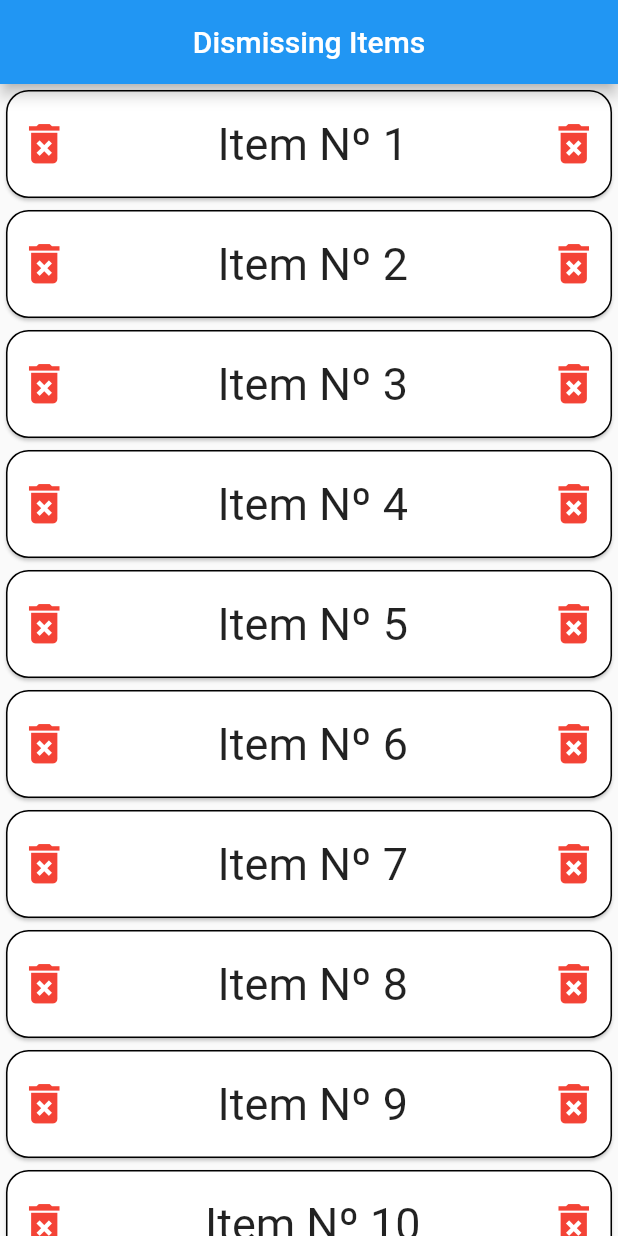
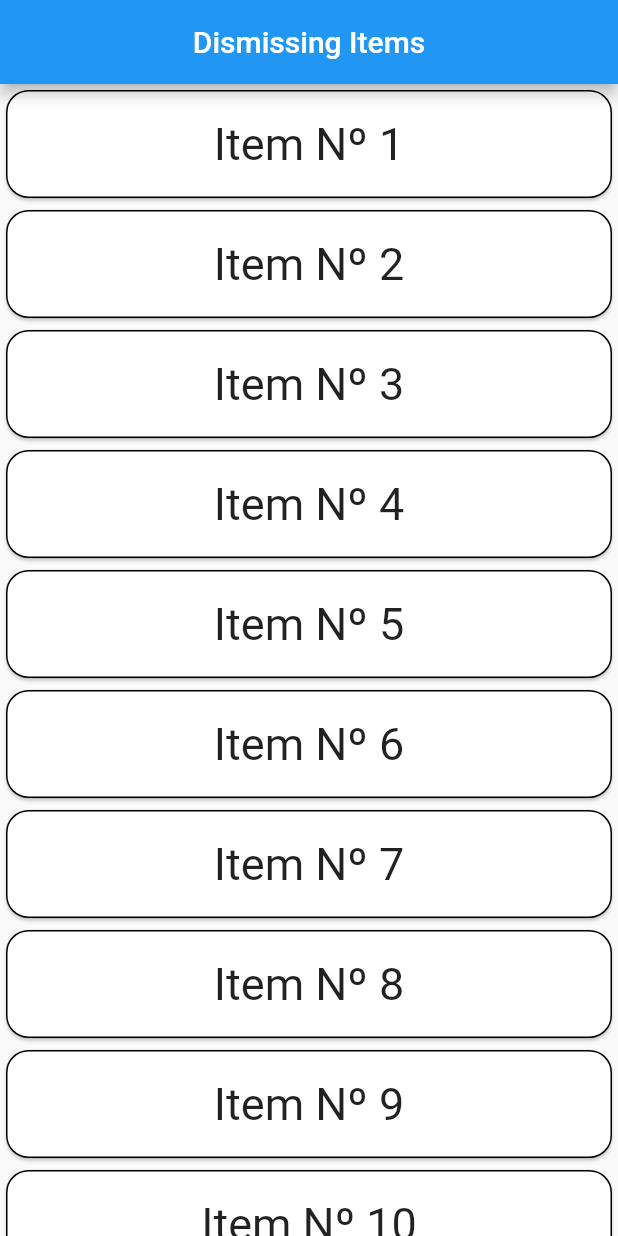
Before and after one commit to MarcosOtake/Flutter-CookBook, a Flutter app: the screen it shows after launch, on a phone screen of 412 x 824 dp. Run offline on Flutter 3.47's test engine with Material 2 defaults, Android fonts, the phone set to English and light mode, and no system bars.

Commit message:
Update DismissibleWidget.dart
remove icon card

```diff
--- a/lib/cookbook/DismissibleWidget.dart
+++ b/lib/cookbook/DismissibleWidget.dart
@@ -57,15 +57,6 @@ class ExDismissibleWidgetState extends State<ExDismissibleWidget> {
                 shape: OutlineInputBorder(borderRadius:BorderRadius.circular(15) ),
                 child: ListTile(
                   contentPadding: EdgeInsets.all(8),
-                  leading: Icon(
-                    Icons.delete_forever,
-                    color:Colors.red,
-                    size: 35,
-                    ),
-                  trailing: Icon(Icons.delete_forever,
-                   color:Colors.red,
-                    size: 35,
-                  ),
                   title: Center(
                     child: Text('$item',
                     style: TextStyle(
```
